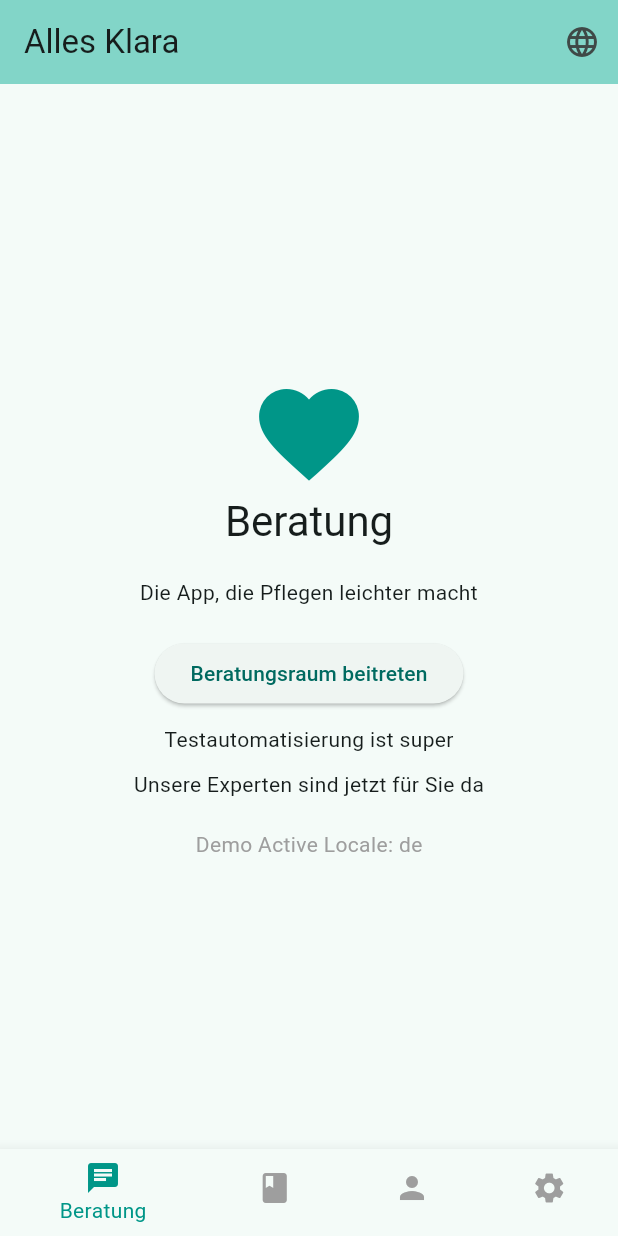
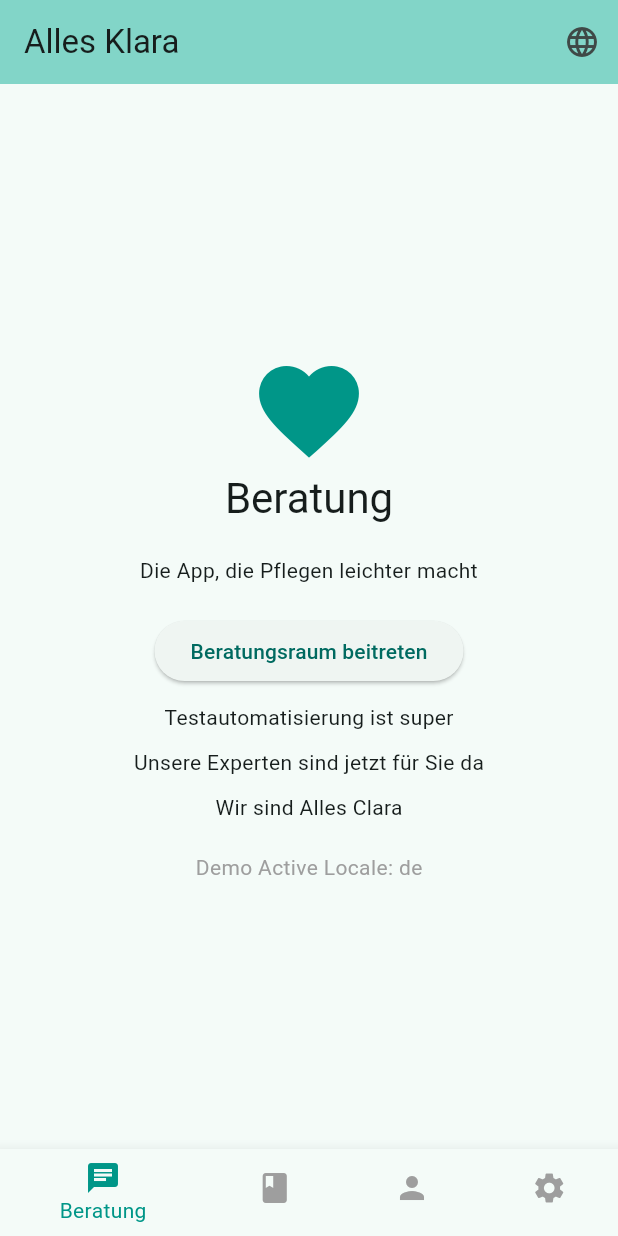
Before and after one commit to bijucyborg/claraflutter, a Flutter app: the screen it shows after launch, on a phone screen of 412 x 824 dp. Run offline on Flutter 3.47's test engine with Material 3 defaults, Android fonts, the phone set to English and light mode, and no system bars.

Commit message:
added a new line on main.dart on line 137

```diff
--- a/lib/main.dart
+++ b/lib/main.dart
@@ -133,6 +133,8 @@ class _MainTabScreenState extends State<MainTabScreen> {
             Text(widget.translate(l10n('Testautomatisierung ist super'))),
             const SizedBox(height: 10),
             Text(widget.translate(l10n('Unsere Experten sind jetzt für Sie da'))),
+            const SizedBox(height: 10),
+            Text(widget.translate(l10n('Wir sind Alles Clara'))),
             const SizedBox(height: 20),
             Text('Demo Active Locale: ${widget.locale.languageCode}', style: const TextStyle(color: Colors.grey)),
           ],
```
